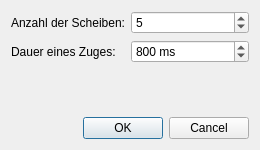
Before: the Qt Designer form UI-Design/Tuerme_von_Hanoi/einstellungsdialog.ui in HenryMirus/Hochschule, drawn with Qt 5.
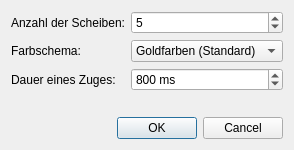
After: the same form once the commit is applied.

Diff of the .ui file:
```diff
--- a/UI-Design/Tuerme_von_Hanoi/einstellungsdialog.ui
+++ b/UI-Design/Tuerme_von_Hanoi/einstellungsdialog.ui
@@ -41,13 +41,37 @@
       </widget>
      </item>
      <item row="1" column="0">
+      <widget class="QLabel" name="farbschemaLabel">
+       <property name="text">
+        <string>Farbschema:</string>
+       </property>
+      </widget>
+     </item>
+     <item row="1" column="1">
+      <widget class="QComboBox" name="farbschemaComboBox">
+       <property name="toolTip">
+        <string>Farbgebung der Scheiben</string>
+       </property>
+       <item>
+        <property name="text">
+         <string>Goldfarben (Standard)</string>
+        </property>
+       </item>
+       <item>
+        <property name="text">
+         <string>Regenbogen</string>
+        </property>
+       </item>
+      </widget>
+     </item>
+     <item row="2" column="0">
       <widget class="QLabel" name="zugdauerLabel">
        <property name="text">
         <string>Dauer eines Zuges:</string>
        </property>
       </widget>
      </item>
-     <item row="1" column="1">
+     <item row="2" column="1">
       <widget class="QSpinBox" name="zugdauerSpinBox">
        <property name="toolTip">
         <string>Dauer eines Animationszugs in Millisekunden (100–5000)</string>
```
